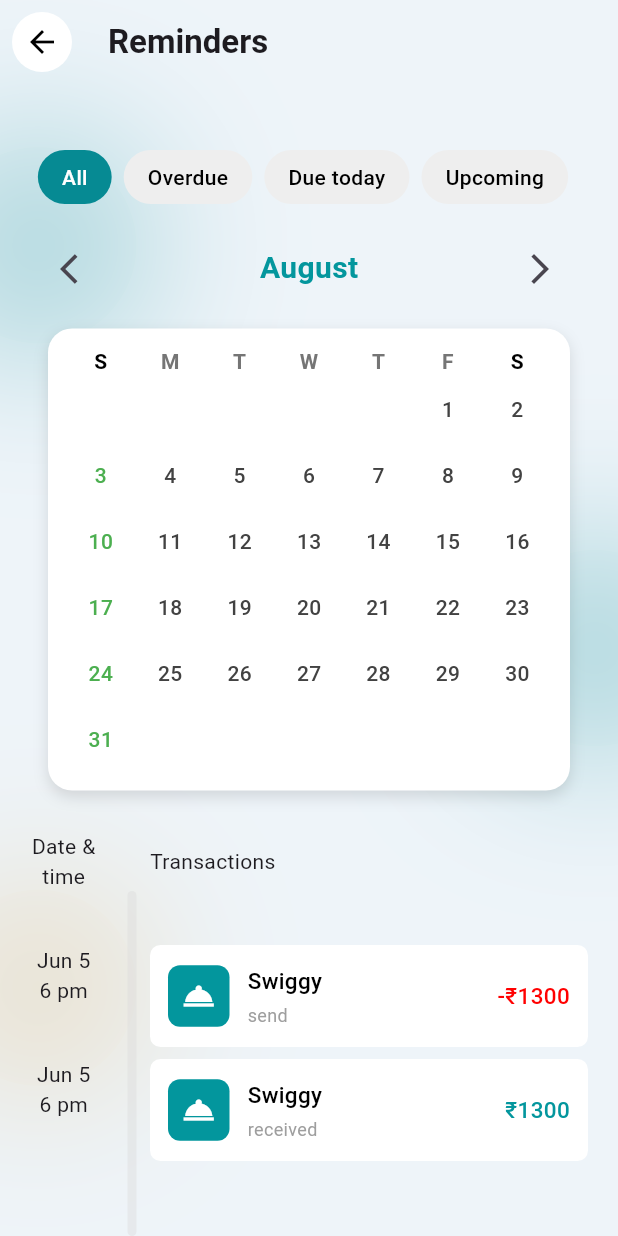
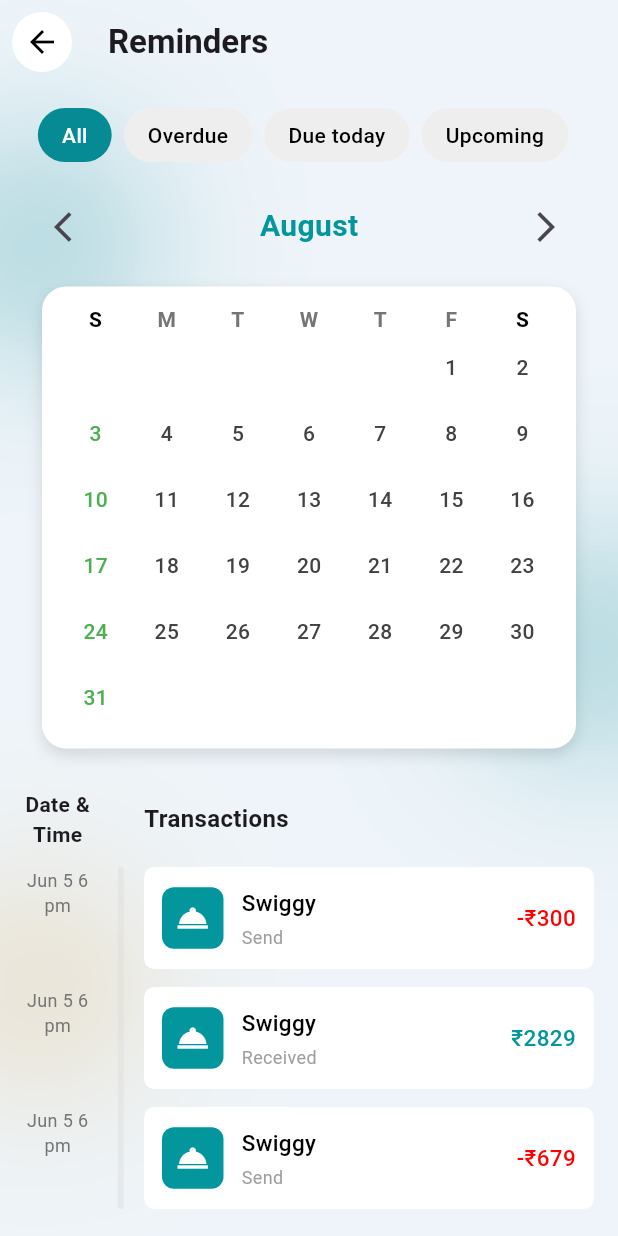
Before and after one commit to Arjun256900/ekonomi_new, a Flutter app: the ReminderScreen screen opened directly, on a phone screen of 412 x 824 dp. Run offline on Flutter 3.47's test engine with Material 3 defaults, Android fonts, the phone set to English and light mode, and no system bars; our stand-ins replace fl_chart.

Commit message:
arjun: transaction list fix

```diff
--- a/lib/screens/reminder_screen.dart
+++ b/lib/screens/reminder_screen.dart
@@ -16,21 +16,22 @@ class ReminderScreen extends StatefulWidget {
 class _ReminderScreenState extends State<ReminderScreen> {
   @override
   Widget build(BuildContext context) {
-    return Scaffold(
-      // Remove outer Stack
-      extendBodyBehindAppBar: true,
+    return Stack(
+      children: [
+        Positioned.fill(child: Background()),
+        Scaffold(
           backgroundColor: Colors.transparent,
           appBar: AppBar(
             automaticallyImplyLeading: false,
             leading: backButtonLeading(),
             backgroundColor: Colors.transparent,
-        title: Text("Reminders", style: TextStyle(fontWeight: FontWeight.w600)),
+            title: Text(
+              "Reminders",
+              style: TextStyle(fontWeight: FontWeight.w600),
             ),
-      body: Stack(
-        children: [
-          Positioned.fill(child: Background()),
-          Padding(
-            padding: const EdgeInsets.only(top: 100, right: 20, left: 20),
+          ),
+          body: Padding(
+            padding: const EdgeInsets.all(16.0),
             child: Column(
               children: [
                 Filterwidget(
@@ -39,12 +40,35 @@ class _ReminderScreenState extends State<ReminderScreen> {
                 const SizedBox(height: 15),
                 MonthCalendar(),
                 const SizedBox(height: 15),
-                Expanded(child: TransactionList()),
+                Expanded(
+                  child: TransactionList(
+                    transactions: [
+                      TransactionItem(
+                        dateTime: 'Jun 5 6 pm',
+                        heading: 'Swiggy',
+                        sendOrReceived: 'Send',
+                        amount: '300',
+                      ),
+                      TransactionItem(
+                        dateTime: 'Jun 5 6 pm',
+                        heading: 'Swiggy',
+                        sendOrReceived: 'Received',
+                        amount: '2829',
+                      ),
+                      TransactionItem(
+                        dateTime: 'Jun 5 6 pm',
+                        heading: 'Swiggy',
+                        sendOrReceived: 'Send',
+                        amount: '679',
+                      ),
                     ],
                   ),
                 ),
               ],
             ),
+          ),
+        ),
+      ],
     );
   }
 }
--- a/lib/screens/transaction_screen.dart
+++ b/lib/screens/transaction_screen.dart
@@ -75,7 +75,61 @@ class TransactionScreen extends StatelessWidget {
                     ],
                   ),
                   const SizedBox(height: 25),
-                  Expanded(child: TransactionList()),
+                  Expanded(
+                    child: TransactionList(
+                      transactions: [
+                        TransactionItem(
+                          dateTime: 'Jun 5 6 pm',
+                          heading: 'Swiggy',
+                          sendOrReceived: 'Send',
+                          amount: '300',
+                        ),
+                        TransactionItem(
+                          dateTime: 'Jun 5 6 pm',
+                          heading: 'Swiggy',
+                          sendOrReceived: 'Send',
+                          amount: '300',
+                        ),
+                        TransactionItem(
+                          dateTime: 'Jun 5 6 pm',
+                          heading: 'Swiggy',
+                          sendOrReceived: 'Received',
+                          amount: '1508',
+                        ),
+                        TransactionItem(
+                          dateTime: 'Jun 5 6 pm',
+                          heading: 'Swiggy',
+                          sendOrReceived: 'Send',
+                          amount: '300',
+                        ),
+                        TransactionItem(
+                          dateTime: 'Jun 5 6 pm',
+                          heading: 'Swiggy',
+                          sendOrReceived: 'Send',
+                          amount: '300',
+                        ),
+                        TransactionItem(
+                          dateTime: 'Jun 5 6 pm',
+                          heading: 'Swiggy',
+                          sendOrReceived: 'Send',
+                          amount: '300',
+                        ),
+                        TransactionItem(
+                          dateTime: 'Jun 5 6 pm',
+                          heading: 'Swiggy',
+                          sendOrReceived: 'Send',
+                          amount: '300',
+                        ),
+                        TransactionItem(
+                          dateTime: 'Jun 5 6 pm',
+                          heading: 'Swiggy',
+                          sendOrReceived: 'Send',
+                          amount: '300',
+                        ),
+                        //  more items can be added (from the backend)
+                      ],
+                    ),
+                  ),
                 ],
               ),
             ),
--- a/lib/widgets/transaction_list.dart
+++ b/lib/widgets/transaction_list.dart
@@ -1,99 +1,122 @@
 import 'package:ekonomi_new/widgets/transaction_card.dart';
 import 'package:flutter/material.dart';
 
-class TransactionList extends StatefulWidget {
-  const TransactionList({super.key});
+class TransactionItem {
+  final String dateTime;
+  final String heading;
+  final String sendOrReceived;
+  final String amount;
+
+  const TransactionItem({
+    required this.dateTime,
+    required this.heading,
+    required this.sendOrReceived,
+    required this.amount,
+  });
+}
+
+class TransactionList extends StatelessWidget {
+  /// List of transaction entries to display.
+  final List<TransactionItem> transactions;
+
+  const TransactionList({Key? key, required this.transactions})
+    : super(key: key);
 
   @override
-  State<TransactionList> createState() => _TransactionListState();
-}
+  Widget build(BuildContext context) {
+    //  fixed heights matching TransactionCard + separator
+    const double cardHeight = 68;
+    const double separatorHeight = 12;
 
-class _TransactionListState extends State<TransactionList> {
-  @override
-  Widget build(BuildContext context) {
-    return LayoutBuilder(
-      builder: (context, constraints) {
-        return Stack(
+    // calculate the total height of all transaction cards to dynamically resize the vertical divider
+    final double listHeight =
+        transactions.length * cardHeight +
+        (transactions.length - 1) * separatorHeight;
+
+    return SingleChildScrollView(
+      child: Column(
+        crossAxisAlignment: CrossAxisAlignment.start,
         children: [
+          // Header row
           Row(
             children: [
               SizedBox(
                 width: 45,
-                  child: Text("Date & time", textAlign: TextAlign.center),
+                child: Text(
+                  'Date & Time',
+                  textAlign: TextAlign.center,
+                  style: TextStyle(fontSize: 14, fontWeight: FontWeight.w600),
+                ),
               ),
               const SizedBox(width: 35),
-                const Text("Transactions"),
+              Text(
+                'Transactions',
+                style: TextStyle(fontSize: 16, fontWeight: FontWeight.w600),
+              ),
             ],
           ),
-            // Vertical line
+          const SizedBox(height: 12),
+          // SizedBox drives stack height dynamically
+          SizedBox(
+            height: listHeight,
+            child: Stack(
+              children: [
+                // Vertical divider with dynamic height
                 Positioned(
-              left: 65,
-              top: 40, // Start below header
-              bottom: 0,
+                  left: 45 + 35 / 2,
+                  top: 0,
+                  height: listHeight,
                   child: Container(
-                width: 6,
+                    width: 4,
                     decoration: BoxDecoration(
-                  color: const Color.fromRGBO(217, 217, 217, 0.39),
-                  borderRadius: BorderRadius.circular(3),
+                      color: Color.fromRGBO(217, 217, 217, 0.39),
+                      borderRadius: BorderRadius.circular(2),
                     ),
                   ),
                 ),
-
+                // card items
                 Column(
+                  children: transactions.asMap().entries.map((entry) {
+                    final tx = entry.value;
+                    final idx = entry.key;
+                    return Padding(
+                      padding: EdgeInsets.only(
+                        bottom: idx == transactions.length - 1
+                            ? 0
+                            : separatorHeight,
+                      ),
+                      child: Row(
                         crossAxisAlignment: CrossAxisAlignment.start,
                         children: [
-                const SizedBox(height: 20),
-
-                // Transaction items with scroll
+                          SizedBox(
+                            width: 45,
+                            child: Text(
+                              tx.dateTime,
+                              textAlign: TextAlign.center,
+                              style: TextStyle(
+                                fontSize: 12,
+                                color: Colors.grey[600],
+                              ),
+                            ),
+                          ),
+                          const SizedBox(width: 35),
                           Expanded(
-                  child: ListView(
-                    shrinkWrap: true,
-                    physics: const ClampingScrollPhysics(),
-                    children: [
-                      _buildTransactionRow(
-                        "Jun 5 6 pm",
-                        "send",
-                        "1300",
-                        "Swiggy",
+                            child: TransactionCard(
+                              heading: tx.heading,
+                              sendOrReceived: tx.sendOrReceived,
+                              amount: tx.amount,
                             ),
-                      const SizedBox(height: 8),
-                      _buildTransactionRow(
-                        "Jun 5 6 pm",
-                        "received",
-                        "1300",
-                        "Swiggy",
                           ),
-                      // Add more transactions here
+                        ],
+                      ),
+                    );
+                  }).toList(),
+                ),
               ],
             ),
           ),
         ],
       ),
-          ],
-        );
-      },
-    );
-  }
-
-  Widget _buildTransactionRow(
-    String date,
-    String type,
-    String amount,
-    String title,
-  ) {
-    return Row(
-      crossAxisAlignment: CrossAxisAlignment.start,
-      children: [
-        SizedBox(width: 45, child: Text(date, textAlign: TextAlign.center)),
-        const SizedBox(width: 35),
-        Expanded(
-          child: TransactionCard(
-            sendOrReceived: type,
-            amount: amount,
-            heading: title,
-          ),
-        ),
-      ],
     );
   }
 }
```
Lines whose indentation alone changed are shown as unchanged.
